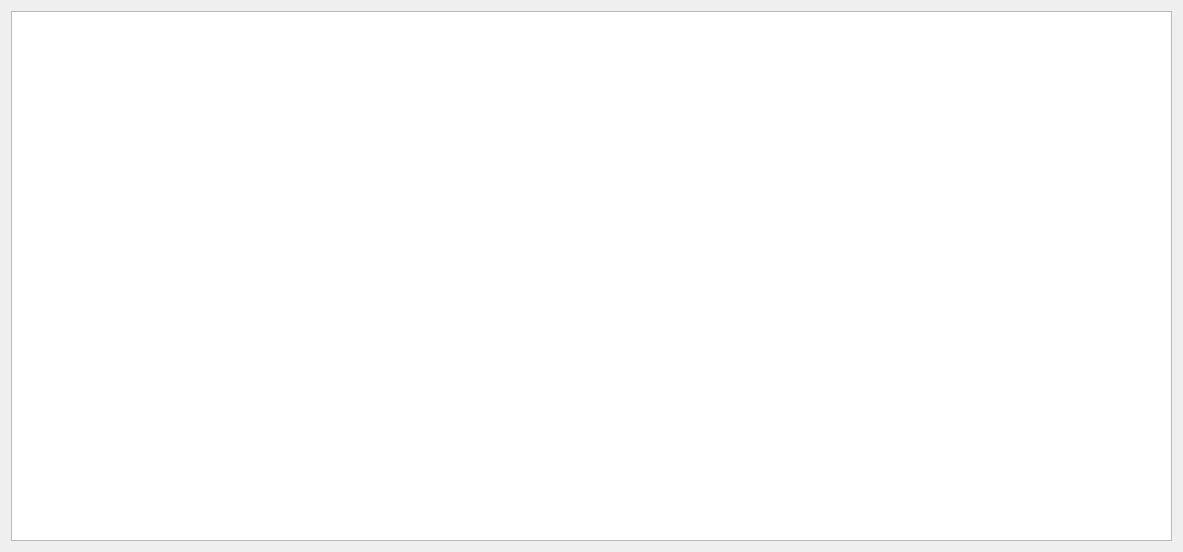
zanxi/qt_protowebclient, file table_form_1_2.ui: the form before one commit.
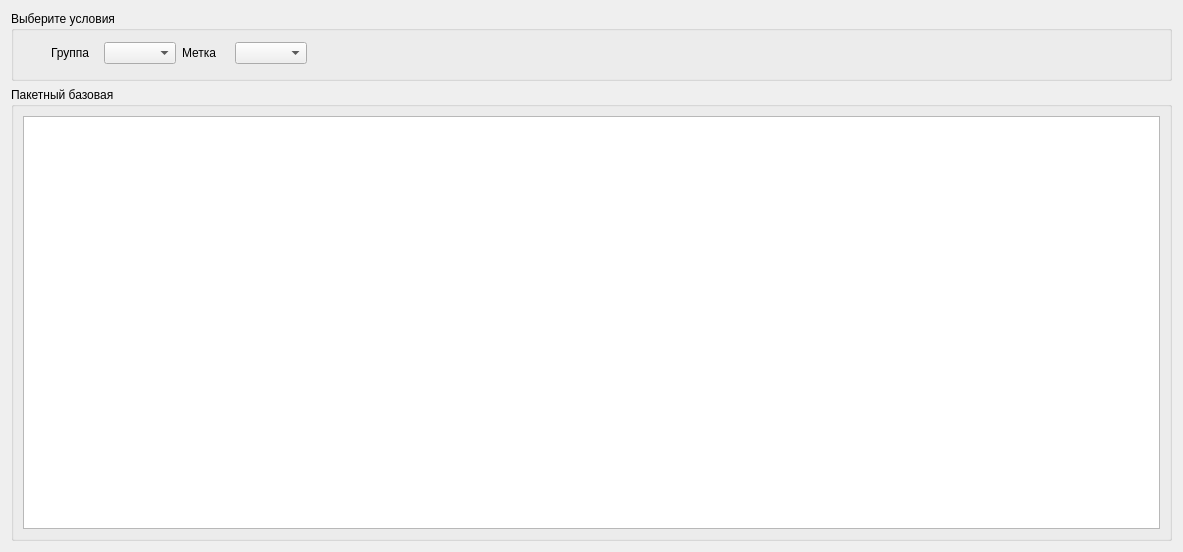
The form after the commit.

What changed in the file:
```diff
--- a/table_form_1_2.ui
+++ b/table_form_1_2.ui
@@ -13,9 +13,67 @@
   <property name="windowTitle">
    <string>Form</string>
   </property>
-  <layout class="QVBoxLayout" name="verticalLayout">
+  <layout class="QHBoxLayout" name="horizontalLayout_3">
    <item>
-    <widget class="QTableWidget" name="tableWidget_lists_signals"/>
+    <layout class="QVBoxLayout" name="verticalLayout">
+     <item>
+      <widget class="QGroupBox" name="groupBox">
+       <property name="minimumSize">
+        <size>
+         <width>0</width>
+         <height>70</height>
+        </size>
+       </property>
+       <property name="title">
+        <string>Выберите условия</string>
+       </property>
+       <widget class="QWidget" name="layoutWidget">
+        <property name="geometry">
+         <rect>
+          <x>40</x>
+          <y>30</y>
+          <width>256</width>
+          <height>24</height>
+         </rect>
+        </property>
+        <layout class="QHBoxLayout" name="horizontalLayout">
+         <item>
+          <widget class="QLabel" name="label_21">
+           <property name="text">
+            <string>Группа</string>
+           </property>
+          </widget>
+         </item>
+         <item>
+          <widget class="QComboBox" name="comboBox"/>
+         </item>
+         <item>
+          <widget class="QLabel" name="label_22">
+           <property name="text">
+            <string>Метка</string>
+           </property>
+          </widget>
+         </item>
+         <item>
+          <widget class="QComboBox" name="comboBox_2"/>
+         </item>
+        </layout>
+       </widget>
+      </widget>
+     </item>
+     <item>
+      <widget class="QGroupBox" name="groupBox_2">
+       <property name="title">
+        <string>Пакетный базовая</string>
+       </property>
+       <layout class="QHBoxLayout" name="horizontalLayout_2">
+        <item>
+         <widget class="QTableWidget" name="tableWidget_lists_signals"/>
+        </item>
+       </layout>
+      </widget>
+     </item>
+    </layout>
    </item>
   </layout>
  </widget>
```
